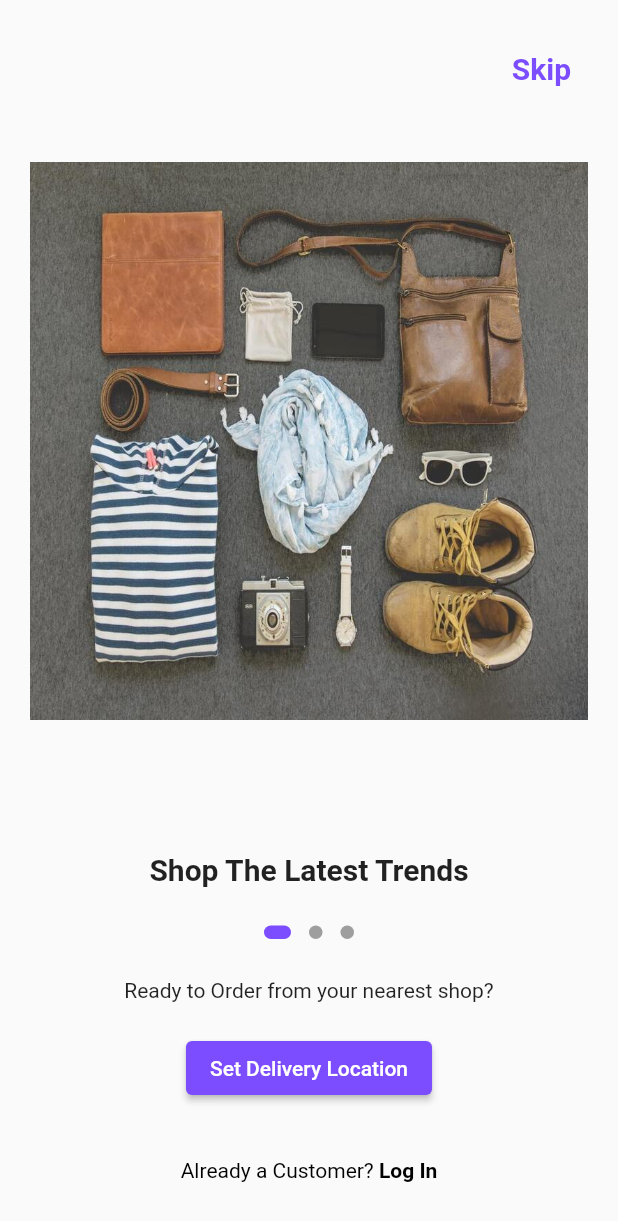
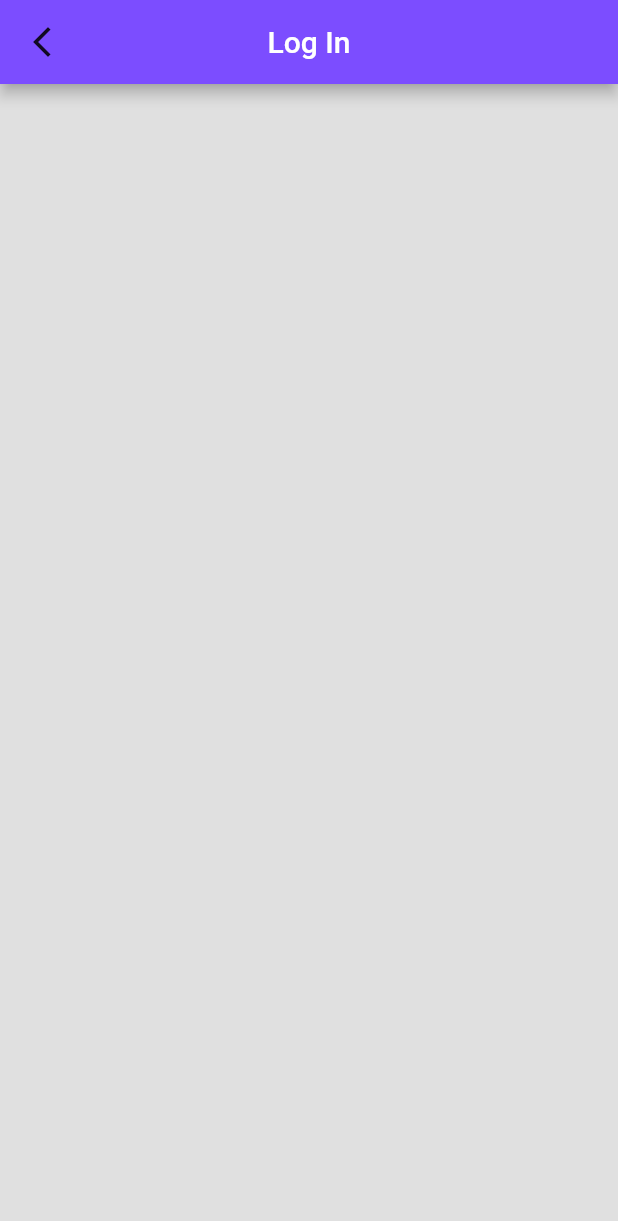
Before and after one commit to kariru-k/pigalukucustomers, a Flutter app: the screen it shows after launch, after a tap on an icon or button, on a phone screen of 412 x 824 dp. Shown: the top 1221 px of the screen. Run offline on Flutter 3.47's test engine with Material 2 defaults, Android fonts, the phone set to English and light mode, and no system bars; drawn by our look-alikes of dots_indicator.

Commit message:
Add login screen

```diff
--- /dev/null
+++ b/lib/screens/login_screen.dart
@@ -0,0 +1,33 @@
+import 'package:flutter/material.dart';
+
+class LoginScreen extends StatefulWidget {
+  const LoginScreen({super.key});
+
+  @override
+  State<LoginScreen> createState() => _LoginScreenState();
+}
+
+class _LoginScreenState extends State<LoginScreen> {
+  @override
+  Widget build(BuildContext context) {
+    return Scaffold(
+      appBar: AppBar(
+        backgroundColor: Colors.deepPurpleAccent,
+        centerTitle: true,
+        title: Text('Log In'),
+        leading: InkWell(
+          onTap: () {
+            Navigator.pop(context);
+          },
+          child: const Icon(
+            Icons.arrow_back_ios_new_sharp,
+            color: Colors.black87,
+          ),
+        ),
+      ),
+      backgroundColor: Colors.grey[300],
+      body: Column(
+      ),
+    );
+  }
+}
--- a/lib/screens/welcome_screen.dart
+++ b/lib/screens/welcome_screen.dart
@@ -1,4 +1,5 @@
 import 'package:flutter/material.dart';
+import 'package:piga_luku_customers/screens/login_screen.dart';
 import 'package:piga_luku_customers/screens/onboard_screen.dart';
 
 class WelcomeScreen extends StatelessWidget {
@@ -15,48 +16,49 @@ class WelcomeScreen extends StatelessWidget {
                 right: -1.0,
                 top: 2.0,
                 child: TextButton(
-                  onPressed: () {  },
+                  onPressed: () {},
                   child: const Text(
                     'Skip',
                     style: TextStyle(
-                      color: Colors.deepPurpleAccent,
-                      fontWeight: FontWeight.bold,
-                      fontSize: 20.0
-                    ),
+                        color: Colors.deepPurpleAccent,
+                        fontWeight: FontWeight.bold,
+                        fontSize: 20.0),
                   ),
-                )
-            ),
+                )),
             Column(
               children: [
                 const Expanded(child: OnBoardScreen()),
                 const Text('Ready to Order from your nearest shop?'),
-                const SizedBox(height: 20,),
+                const SizedBox(
+                  height: 20,
+                ),
                 ElevatedButton(
                   onPressed: () {},
                   style: ElevatedButton.styleFrom(
-                      backgroundColor: Colors.deepPurpleAccent
-                  ),
+                      backgroundColor: Colors.deepPurpleAccent),
                   child: const Text('Set Delivery Location'),
                 ),
-                const SizedBox(height: 20,),
+                const SizedBox(
+                  height: 20,
+                ),
                 TextButton(
-                  onPressed: () {  },
+                  onPressed: () {
+                    Navigator.pushReplacement(
+                        context,
+                        MaterialPageRoute(
+                            builder: (context) => const LoginScreen()));
+                  },
                   child: RichText(
                     text: const TextSpan(
                         text: "Already a Customer? ",
-                        style: TextStyle(
-                            color: Colors.black
-                        ),
+                        style: TextStyle(color: Colors.black),
                         children: [
                           TextSpan(
                               text: 'Log In',
                               style: TextStyle(
                                   fontWeight: FontWeight.bold,
-                                  color: Colors.black
-                              )
-                          )
-                        ]
-                    ),
+                                  color: Colors.black))
+                        ]),
                   ),
                 )
               ],
```
